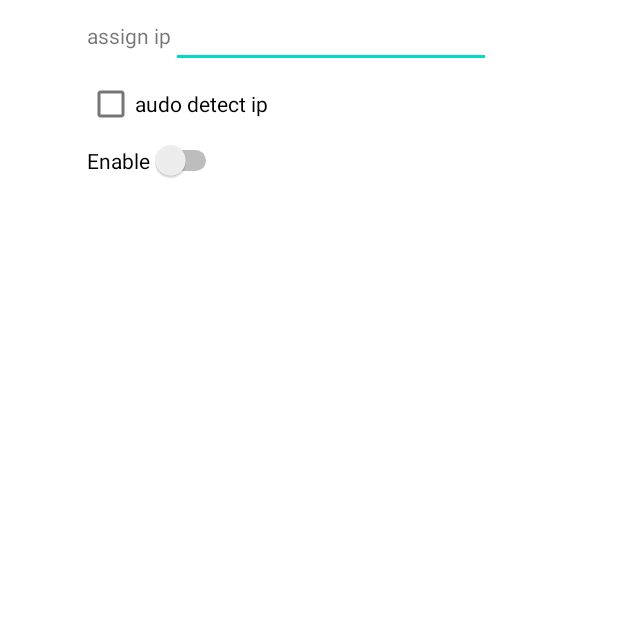
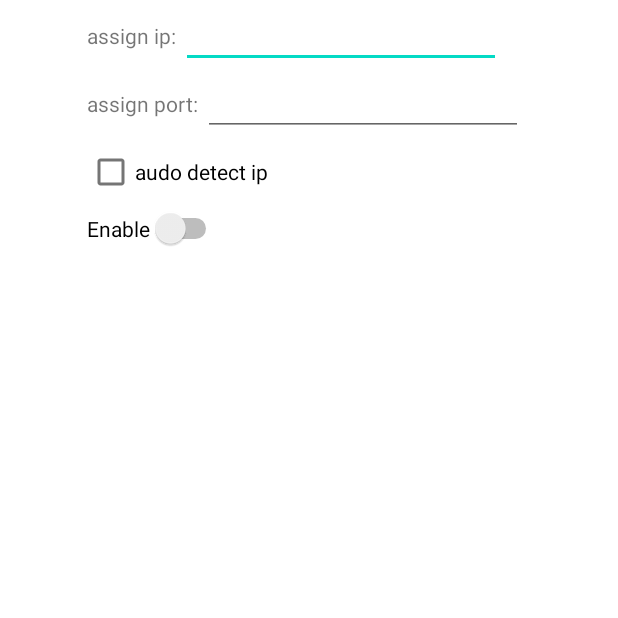
Before and after one commit to jianxin927/AndroidSensorShare, an Android app: the screen it shows after launch (NetSenderActivity), on a phone screen of 412 x 824 dp, the top half of it. Run offline under Robolectric (Android 15) with nearby library versions, the phone set to English and light mode, and no system bars.

Commit message:
1. bug fix:send to fixed ip addr 2. assign port(just UI)

```diff
--- a/app/src/main/java/com/example/androidsensorshare/MyService.java
+++ b/app/src/main/java/com/example/androidsensorshare/MyService.java
@@ -21,7 +21,7 @@ public class MyService extends Service {
         Log.d("####","hehe");
         udp = new UDP_Broadcast(51996);
         sender = new LoopTransfer(udp);//auto destroy when complete
-        udp.assignip("192.168.43.255");
+        udp.assignip(globalAppClass.netSenderActivity.edit_targetip.getText().toString());
         sender.start();
 
         notificationManager = (NotificationManager) getSystemService(Context.NOTIFICATION_SERVICE);
--- a/app/src/main/java/com/example/androidsensorshare/NetSenderActivity.java
+++ b/app/src/main/java/com/example/androidsensorshare/NetSenderActivity.java
@@ -34,7 +34,6 @@ import java.util.Enumeration;
 public class NetSenderActivity extends AppCompatActivity {
     public
     String TAG = "######";
-    Context mainActivity;
     CheckBox ckbox_autoip;
     EditText edit_targetip;
     Switch sw;
@@ -63,7 +62,7 @@ public class NetSenderActivity extends AppCompatActivity {
         edit_targetip = findViewById(R.id.edit_targetip);
         ckbox_autoip = findViewById(R.id.checkBox_autoip);
 
-        mainActivity = this;
+        globalAppClass.netSenderActivity = this;
 
         udp = new UDP_Broadcast(51996);
         sender = new LoopTransfer(udp);//auto destroy when complete
--- a/app/src/main/java/com/example/androidsensorshare/globalAppClass.java
+++ b/app/src/main/java/com/example/androidsensorshare/globalAppClass.java
@@ -6,7 +6,7 @@ import android.content.Context;
 public class globalAppClass extends Application {
     public
     static Context globalContext;
-
+    static NetSenderActivity netSenderActivity;
     public void onCreate(){
         super.onCreate();
         globalContext = getApplicationContext();
--- a/app/src/main/res/layout/activity_net_sender.xml
+++ b/app/src/main/res/layout/activity_net_sender.xml
@@ -41,7 +41,7 @@
                         android:id="@+id/textView"
                         android:layout_width="wrap_content"
                         android:layout_height="wrap_content"
-                        android:text="assign ip" />
+                        android:text="assign ip: " />
 
                     <EditText
                         android:id="@+id/edit_targetip"
@@ -51,6 +51,26 @@
                         android:inputType="textPersonName"
                         android:text="" />
 
+                </LinearLayout>
+
+                <LinearLayout
+                    android:layout_width="match_parent"
+                    android:layout_height="match_parent"
+                    android:orientation="horizontal">
+
+                    <TextView
+                        android:id="@+id/textView2"
+                        android:layout_width="wrap_content"
+                        android:layout_height="wrap_content"
+                        android:text="assign port: "  />
+
+                    <EditText
+                        android:id="@+id/editTextTextUDPport"
+                        android:layout_width="wrap_content"
+                        android:layout_height="wrap_content"
+                        android:ems="10"
+                        android:inputType="textPersonName"
+                        android:text="" />
                 </LinearLayout>
 
                 <CheckBox
```
